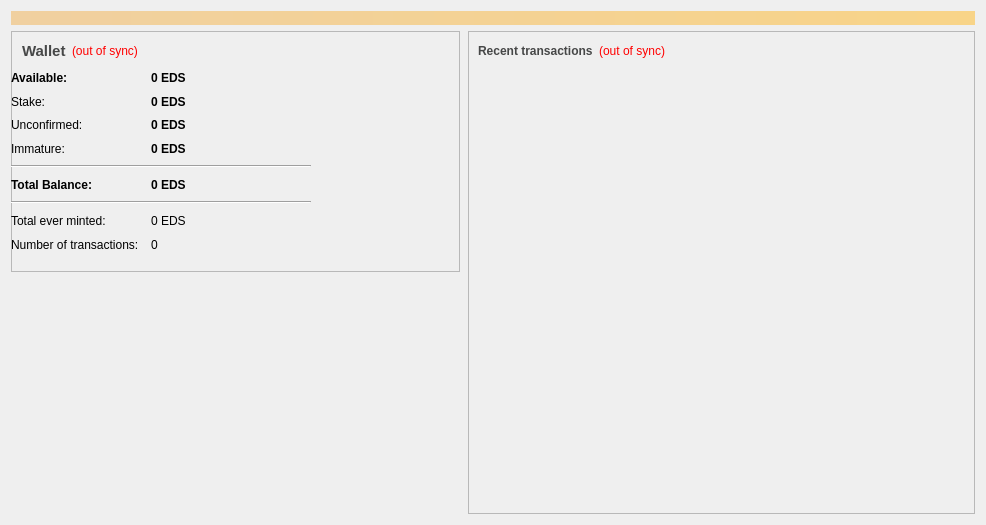
Qt form src/qt/forms/overviewpage.ui (EidasCoin/Eidas) before a commit.
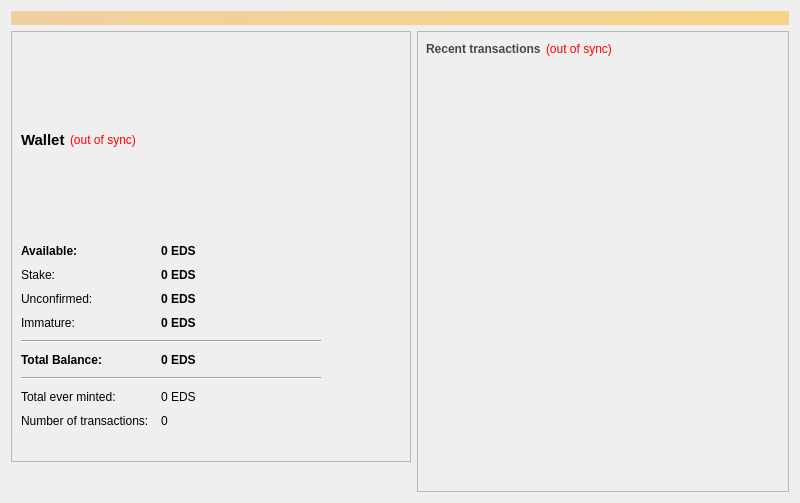
The same form after that commit. Icons and pictures are not drawn.

The edit to the form file:
```diff
--- a/src/qt/forms/overviewpage.ui
+++ b/src/qt/forms/overviewpage.ui
@@ -6,8 +6,8 @@
    <rect>
     <x>0</x>
     <y>0</y>
-    <width>986</width>
-    <height>525</height>
+    <width>800</width>
+    <height>503</height>
    </rect>
   </property>
   <property name="windowTitle">
@@ -31,7 +31,10 @@
     </widget>
    </item>
    <item>
-    <layout class="QHBoxLayout" name="horizontalLayout" stretch="0,0,1">
+    <layout class="QVBoxLayout" name="verticalLayout"/>
+   </item>
+   <item>
+    <layout class="QHBoxLayout" name="horizontalLayout" stretch="1,3">
      <item>
       <widget class="QFrame" name="walletFrame">
        <property name="sizePolicy">
@@ -42,7 +45,7 @@
        </property>
        <property name="minimumSize">
         <size>
-         <width>450</width>
+         <width>400</width>
          <height>0</height>
         </size>
        </property>
@@ -51,25 +54,77 @@
          <rect>
           <x>0</x>
           <y>0</y>
-          <width>449</width>
-          <height>241</height>
+          <width>400</width>
+          <height>431</height>
          </rect>
         </property>
+        <property name="sizePolicy">
+         <sizepolicy hsizetype="Preferred" vsizetype="Expanding">
+          <horstretch>0</horstretch>
+          <verstretch>0</verstretch>
+         </sizepolicy>
+        </property>
         <property name="frameShape">
          <enum>QFrame::StyledPanel</enum>
         </property>
         <property name="frameShadow">
          <enum>QFrame::Raised</enum>
         </property>
-        <widget class="QWidget" name="layoutWidget">
-         <property name="geometry">
-          <rect>
-           <x>0</x>
-           <y>40</y>
-           <width>441</width>
-           <height>181</height>
-          </rect>
+        <layout class="QVBoxLayout" name="verticalLayout_4">
+         <property name="spacing">
+          <number>5</number>
          </property>
+         <item>
+          <layout class="QHBoxLayout" name="horizontalLayout_2">
+           <item>
+            <widget class="QLabel" name="label_13">
+             <property name="font">
+              <font>
+               <pointsize>11</pointsize>
+               <weight>75</weight>
+               <bold>true</bold>
+              </font>
+             </property>
+             <property name="styleSheet">
+              <string notr="true">color: #000000;</string>
+             </property>
+             <property name="text">
+              <string>Wallet</string>
+             </property>
+            </widget>
+           </item>
+           <item>
+            <widget class="QLabel" name="labelWalletStatus">
+             <property name="toolTip">
+              <string>The displayed information may be out of date. Your wallet automatically synchronizes with the Eidas network after a connection is established, but this process has not completed yet.</string>
+             </property>
+             <property name="styleSheet">
+              <string notr="true">QLabel { color: red; }</string>
+             </property>
+             <property name="text">
+              <string notr="true">(out of sync)</string>
+             </property>
+             <property name="alignment">
+              <set>Qt::AlignLeading|Qt::AlignLeft|Qt::AlignVCenter</set>
+             </property>
+            </widget>
+           </item>
+           <item>
+            <spacer name="horizontalSpacer_5">
+             <property name="orientation">
+              <enum>Qt::Horizontal</enum>
+             </property>
+             <property name="sizeHint" stdset="0">
+              <size>
+               <width>302</width>
+               <height>18</height>
+              </size>
+             </property>
+            </spacer>
+           </item>
+          </layout>
+         </item>
+         <item>
          <layout class="QFormLayout" name="formLayout_4">
           <property name="fieldGrowthPolicy">
            <enum>QFormLayout::ExpandingFieldsGrow</enum>
@@ -333,78 +388,7 @@
             </property>
            </widget>
           </item>
-         </layout>
-        </widget>
-        <widget class="QWidget" name="layoutWidget">
-         <property name="geometry">
-          <rect>
-           <x>11</x>
-           <y>10</y>
-           <width>427</width>
-           <height>20</height>
-          </rect>
-         </property>
-         <layout class="QHBoxLayout" name="horizontalLayout_2">
-          <item>
-           <widget class="QLabel" name="label_13">
-            <property name="font">
-             <font>
-              <pointsize>11</pointsize>
-              <weight>75</weight>
-              <bold>true</bold>
-             </font>
-            </property>
-            <property name="styleSheet">
-             <string notr="true">color: #464747;</string>
-            </property>
-            <property name="text">
-             <string>Wallet</string>
-            </property>
-           </widget>
-          </item>
-          <item>
-           <widget class="QLabel" name="labelWalletStatus">
-            <property name="toolTip">
-             <string>The displayed information may be out of date. Your wallet automatically synchronizes with the Eidas network after a connection is established, but this process has not completed yet.</string>
-            </property>
-            <property name="styleSheet">
-             <string notr="true">QLabel { color: red; }</string>
-            </property>
-            <property name="text">
-             <string notr="true">(out of sync)</string>
-            </property>
-            <property name="alignment">
-             <set>Qt::AlignLeading|Qt::AlignLeft|Qt::AlignVCenter</set>
-            </property>
-           </widget>
-          </item>
-          <item>
-           <spacer name="horizontalSpacer_5">
-            <property name="orientation">
-             <enum>Qt::Horizontal</enum>
-            </property>
-            <property name="sizeHint" stdset="0">
-             <size>
-              <width>302</width>
-              <height>18</height>
-             </size>
-            </property>
-           </spacer>
-          </item>
-         </layout>
-        </widget>
-       </widget>
-       <widget class="QWidget" name="layoutWidget">
-        <property name="geometry">
-         <rect>
-          <x>-1</x>
-          <y>218</y>
-          <width>441</width>
-          <height>341</height>
-         </rect>
-        </property>
-        <layout class="QVBoxLayout" name="verticalLayout">
-         <item>
+           <item row="9" column="0" colspan="2">
           <widget class="QLabel" name="label_6">
            <property name="sizePolicy">
             <sizepolicy hsizetype="Expanding" vsizetype="Preferred">
@@ -429,18 +413,7 @@
            </property>
           </widget>
          </item>
-         <item>
-          <spacer name="horizontalSpacer_4">
-           <property name="orientation">
-            <enum>Qt::Vertical</enum>
-           </property>
-           <property name="sizeHint" stdset="0">
-            <size>
-             <width>435</width>
-             <height>88</height>
-            </size>
-           </property>
-          </spacer>
+          </layout>
          </item>
         </layout>
        </widget>
@@ -448,21 +421,11 @@
        <zorder>frame_4</zorder>
       </widget>
      </item>
-     <item>
-      <spacer name="horizontalSpacer_2">
-       <property name="orientation">
-        <enum>Qt::Horizontal</enum>
-       </property>
-       <property name="sizeHint" stdset="0">
-        <size>
-         <width>1</width>
-         <height>20</height>
-        </size>
-       </property>
-      </spacer>
-     </item>
      <item>
       <layout class="QVBoxLayout" name="verticalLayout_3" stretch="0">
+       <property name="spacing">
+        <number>5</number>
+       </property>
        <item>
         <widget class="QFrame" name="frame_5">
          <property name="sizePolicy">
@@ -477,12 +440,21 @@
          <property name="frameShadow">
           <enum>QFrame::Raised</enum>
          </property>
-         <layout class="QVBoxLayout" name="verticalLayout_9" stretch="0,0,0">
+         <layout class="QVBoxLayout" name="verticalLayout_9" stretch="0,0">
+          <property name="spacing">
+           <number>5</number>
+          </property>
+          <property name="leftMargin">
+           <number>8</number>
+          </property>
           <property name="topMargin">
-           <number>9</number>
+           <number>8</number>
+          </property>
+          <property name="rightMargin">
+           <number>8</number>
           </property>
           <property name="bottomMargin">
-           <number>9</number>
+           <number>8</number>
           </property>
           <item>
            <layout class="QHBoxLayout" name="horizontalLayout_4">
@@ -507,9 +479,6 @@
               <property name="text">
                <string notr="true">(out of sync)</string>
               </property>
-              <property name="alignment">
-               <set>Qt::AlignRight|Qt::AlignTrailing|Qt::AlignVCenter</set>
-              </property>
              </widget>
             </item>
             <item>
@@ -517,10 +486,13 @@
               <property name="orientation">
                <enum>Qt::Horizontal</enum>
               </property>
+              <property name="sizeType">
+               <enum>QSizePolicy::Expanding</enum>
+              </property>
               <property name="sizeHint" stdset="0">
                <size>
-                <width>90</width>
-                <height>20</height>
+                <width>300</width>
+                <height>18</height>
                </size>
               </property>
              </spacer>
@@ -546,22 +518,6 @@
             </property>
            </widget>
           </item>
-          <item>
-           <spacer name="spacer">
-            <property name="orientation">
-             <enum>Qt::Vertical</enum>
-            </property>
-            <property name="sizeType">
-             <enum>QSizePolicy::Expanding</enum>
-            </property>
-            <property name="sizeHint" stdset="0">
-             <size>
-              <width>20</width>
-              <height>80</height>
-             </size>
-            </property>
-           </spacer>
-          </item>
          </layout>
         </widget>
        </item>
```
Left out of the diff: 8 changed lines with no effect on the pictures. Lines whose indentation alone changed are shown as unchanged.
